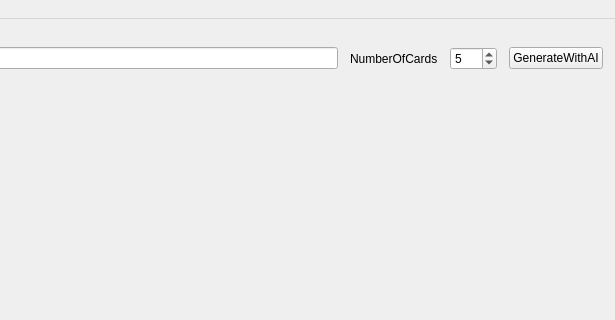
This is qt/aqt/forms/addcards.ui in sudharsanasai/anki-gemini-cards as Qt 5 draws it before an edit; both pictures show x 135 to 750 and y 0 to 320 of the 750 by 493 pixel window. The edited form follows.
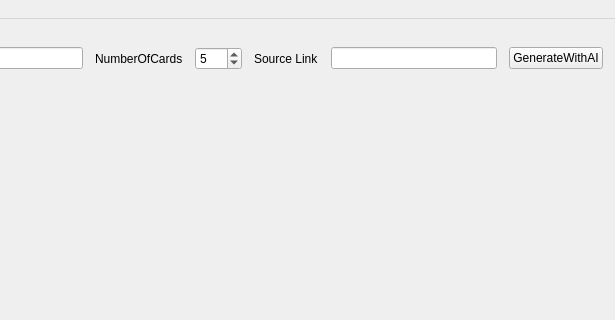
This is the edited form. Icons and pictures are not drawn.

Commit message: feat: Add source link input for AI card generation and pass to Gemini API

```diff
--- a/qt/aqt/forms/addcards.ui
+++ b/qt/aqt/forms/addcards.ui
@@ -92,6 +92,16 @@
         </property>
        </widget>
       </item>
+      <item>
+       <widget class="QLabel" name="labelSourceLink">
+        <property name="text">
+         <string notr="true">Source Link</string>
+        </property>
+       </widget>
+      </item>
+      <item>
+       <widget class="QLineEdit" name="inputSourceLink"/>
+      </item>
       <item>
        <widget class="QPushButton" name="btnGenerateAI">
         <property name="text">
```
The commit also changes 3 other files.
